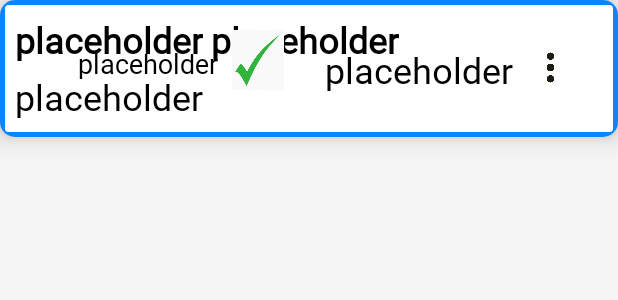
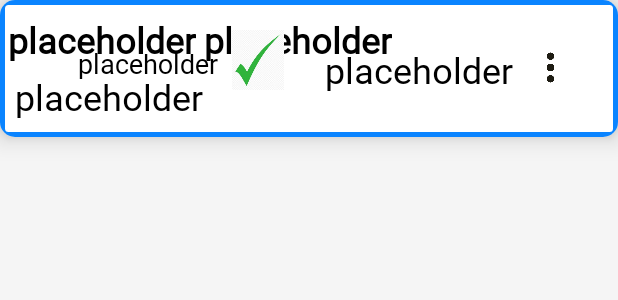
Before and after one commit to JoshP279/AndroidMAAT, an Android app: the layout cardview_submission.xml on its own in the app's theme, with its tools: preview values and no code run, on a phone screen of 412 x 824 dp. Shown: the top 300 px of the screen. Run offline under Robolectric (Android 15) with nearby library versions, the phone set to English and light mode, and no system bars.

Commit message:
2024/09/17

```diff
--- a/radaeepdfmaster/src/main/java/com/radaee/adapters/AssessmentsAdapter.kt
+++ b/radaeepdfmaster/src/main/java/com/radaee/adapters/AssessmentsAdapter.kt
@@ -40,10 +40,6 @@ class AssessmentsAdapter(private val mList: List<AssessmentResponse>, private va
         val item = mList[position]
         holder.moduleCodeTextView.text = item.moduleCode
         holder.assessmentNameTextView.text = item.assessmentName
-        holder.assessmentNameTextView.apply {
-            isVerticalScrollBarEnabled = true
-            movementMethod = ScrollingMovementMethod()
-        }
         holder.assessmentTotalSubmissionsTextView.text = String.format(context.getString(R.string.submissions_marked), item.totalSubmissions)
         holder.assessmentNumMarkedTextView.text =  String.format(item.numMarked.toString() + "/")
         holder.overflowMenu.setOnClickListener { showPopupMenu(holder.overflowMenu, position)}
--- a/radaeepdfmaster/src/main/res/layout/cardview_submission.xml
+++ b/radaeepdfmaster/src/main/res/layout/cardview_submission.xml
@@ -40,8 +40,14 @@
             android:id="@+id/submissionsSurnameTextView"
             android:layout_width="wrap_content"
             android:layout_height="wrap_content"
-            android:layout_marginStart="10dp"
+            android:layout_marginStart="5dp"
             android:layout_marginTop="10dp"
+            android:ellipsize="none"
+            android:marqueeRepeatLimit="marquee_forever"
+            android:maxLines="1"
+            android:scrollbars="horizontal"
+            android:scrollHorizontally="true"
+            android:singleLine="true"
             android:text="@string/placeholder"
             android:textSize="24sp"
             android:textStyle="bold"
--- a/radaeepdfmaster/src/main/res/values/strings.xml
+++ b/radaeepdfmaster/src/main/res/values/strings.xml
@@ -186,4 +186,5 @@
     <string name="edit_mark">Edit Mark</string>
     <string name="mark_updated">Successfully edited submission mark</string>
     <string name="mark_update_fail">Failed to edit submission mark</string>
+    <string name="invalid_mark">Invalid mark. Please enter a valid number between 0 and 100.</string>
 </resources>
```
Also changed, not shown: radaeepdfmaster/src/main/java/com/radaee/adapters/SubmissionsAdapter.kt (+17 -2 lines).
